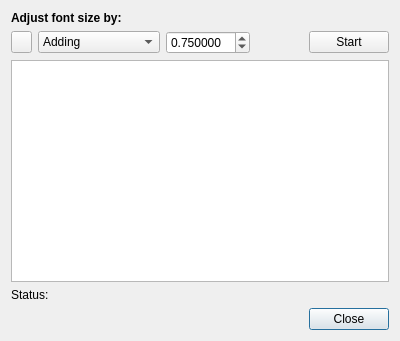
KnowZero/Krita-ShapesAndLayers-Plugin, file shapesandlayers/ShapesAndLayers/FontSizeAdjust.ui: the form before one commit.
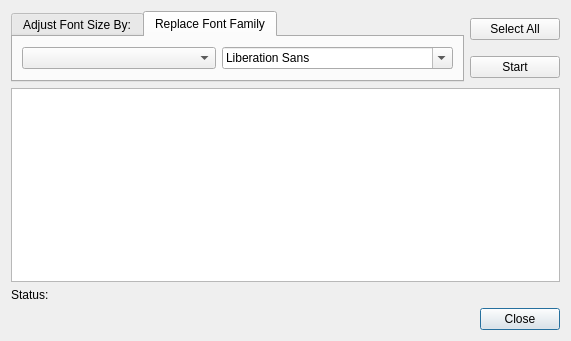
The form after the commit. The open tabs and pages were chosen to show the change. Icons and pictures are not drawn.

Commit message: FontAdjust: Fix for text v3 and add font family replace

```diff
--- a/shapesandlayers/ShapesAndLayers/FontSizeAdjust.ui
+++ b/shapesandlayers/ShapesAndLayers/FontSizeAdjust.ui
@@ -6,7 +6,7 @@
    <rect>
     <x>0</x>
     <y>0</y>
-    <width>400</width>
+    <width>571</width>
     <height>341</height>
    </rect>
   </property>
@@ -24,9 +24,6 @@
      </property>
     </widget>
    </item>
-   <item row="2" column="0" colspan="6">
-    <widget class="QListWidget" name="listTextItems"/>
-   </item>
    <item row="3" column="0" colspan="6">
     <widget class="QLabel" name="lblFontAdjustStatus">
      <property name="text">
@@ -34,18 +31,10 @@
      </property>
     </widget>
    </item>
-   <item row="1" column="5">
-    <widget class="QPushButton" name="btnFontAdjustRunProcess">
-     <property name="text">
-      <string>Start</string>
-     </property>
-     <property name="icon">
-      <iconset theme="media-playback-start">
-       <normaloff>.</normaloff>.</iconset>
-     </property>
-    </widget>
+   <item row="2" column="0" colspan="6">
+    <widget class="QListWidget" name="listTextItems"/>
    </item>
-   <item row="1" column="0">
+   <item row="0" column="5">
     <widget class="QPushButton" name="btnToggleCheckAll">
      <property name="sizePolicy">
       <sizepolicy hsizetype="Ignored" vsizetype="Fixed">
@@ -53,8 +42,11 @@
        <verstretch>0</verstretch>
       </sizepolicy>
      </property>
+     <property name="toolTip">
+      <string>Select All</string>
+     </property>
      <property name="text">
-      <string/>
+      <string>Select All</string>
      </property>
      <property name="icon">
       <iconset theme="select-all">
@@ -62,7 +54,31 @@
      </property>
     </widget>
    </item>
-   <item row="1" column="1">
+   <item row="1" column="5">
+    <widget class="QPushButton" name="btnFontAdjustRunProcess">
+     <property name="toolTip">
+      <string>Start</string>
+     </property>
+     <property name="text">
+      <string>Start</string>
+     </property>
+     <property name="icon">
+      <iconset theme="media-playback-start">
+       <normaloff>.</normaloff>.</iconset>
+     </property>
+    </widget>
+   </item>
+   <item row="0" column="0" rowspan="2" colspan="5">
+    <widget class="QTabWidget" name="tabRunProcess">
+     <property name="currentIndex">
+      <number>0</number>
+     </property>
+     <widget class="QWidget" name="tabSizeAdjust">
+      <attribute name="title">
+       <string>Adjust Font Size By:</string>
+      </attribute>
+      <layout class="QHBoxLayout" name="horizontalLayout_2">
+       <item>
     <widget class="QComboBox" name="cmbFontAdjustOperator">
      <property name="currentIndex">
       <number>0</number>
@@ -94,7 +110,7 @@
      </item>
     </widget>
    </item>
-   <item row="1" column="2">
+       <item>
     <widget class="QDoubleSpinBox" name="floatAdjustFontAmount">
      <property name="decimals">
       <number>6</number>
@@ -110,17 +126,21 @@
      </property>
     </widget>
    </item>
-   <item row="0" column="0" colspan="2">
-    <widget class="QLabel" name="label_2">
-     <property name="font">
-      <font>
-       <weight>75</weight>
-       <bold>true</bold>
-      </font>
-     </property>
-     <property name="text">
-      <string>Adjust font size by:</string>
-     </property>
+      </layout>
+     </widget>
+     <widget class="QWidget" name="tabFontFamily">
+      <attribute name="title">
+       <string>Replace Font Family</string>
+      </attribute>
+      <layout class="QHBoxLayout" name="horizontalLayout_3">
+       <item>
+        <widget class="QComboBox" name="cmbOldFontFamily"/>
+       </item>
+       <item>
+        <widget class="QFontComboBox" name="cmbNewFontFamily"/>
+       </item>
+      </layout>
+     </widget>
     </widget>
    </item>
   </layout>
```
Lines whose indentation alone changed are shown as unchanged. The commit also changes 2 other files.
